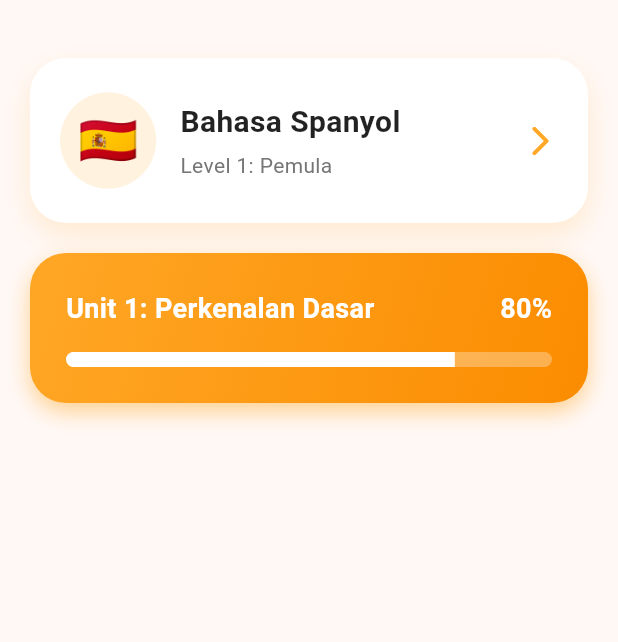
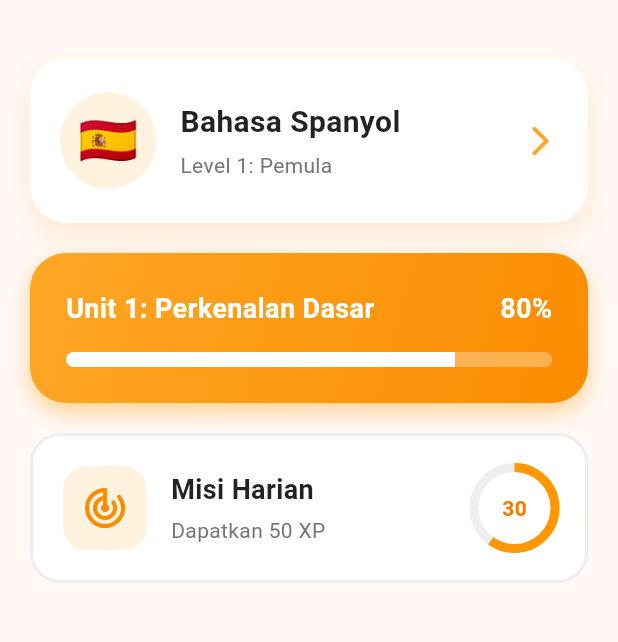
Before and after one commit to Ransley77/UTS-MobileProgramming, a Flutter app: the screen it shows after launch, on a phone screen of 412 x 824 dp, the part 65-707 px from its top. Run offline on Flutter 3.47's test engine with Material 3 defaults, Android fonts, the phone set to English and light mode, and no system bars.

Commit message:
membuat widget target harian dan update data user

```diff
--- a/lib/models/user_data.dart
+++ b/lib/models/user_data.dart
@@ -4,6 +4,8 @@ class UserData {
   final String currentLanguage;
   final String currentUnit;
   final double progress;
+  final int currentDailyXP;
+  final int dailyGoalXP;
 
   UserData({
     required this.streak,
@@ -11,6 +13,8 @@ class UserData {
     required this.currentLanguage,
     required this.currentUnit,
     required this.progress,
+    required this.currentDailyXP,
+    required this.dailyGoalXP,
   });
 }
 
@@ -20,4 +24,6 @@ final dummyUser = UserData(
   currentLanguage: 'Bahasa Spanyol',
   currentUnit: 'Unit 1: Perkenalan Dasar',
   progress: 0.8,
+  currentDailyXP: 30,
+  dailyGoalXP: 50,
 );
--- a/lib/screens/home_screen.dart
+++ b/lib/screens/home_screen.dart
@@ -3,6 +3,7 @@ import '../widgets/streak_card.dart';
 import '../widgets/xp_card.dart';
 import '../widgets/course_card.dart';
 import '../widgets/progress_card.dart';
+import '../widgets/daily_goal_card.dart';
 
 class HomeScreen extends StatelessWidget {
   const HomeScreen({super.key});
@@ -33,6 +34,8 @@ class HomeScreen extends StatelessWidget {
             SizedBox(height: 16),
             CourseCard(),
             ProgressCard(),
+            DailyGoalCard(),
+            SizedBox(height: 24),
           ],
         ),
       ),
--- /dev/null
+++ b/lib/widgets/daily_goal_card.dart
@@ -0,0 +1,92 @@
+import 'package:flutter/material.dart';
+import '../models/user_data.dart';
+
+class DailyGoalCard extends StatelessWidget {
+  const DailyGoalCard({super.key});
+
+  @override
+  Widget build(BuildContext context) {
+    final double goalProgress = dummyUser.currentDailyXP / dummyUser.dailyGoalXP;
+
+    return Container(
+      margin: const EdgeInsets.symmetric(horizontal: 20, vertical: 10),
+      decoration: BoxDecoration(
+        color: Colors.white,
+        borderRadius: BorderRadius.circular(20),
+        border: Border.all(color: Colors.grey.shade200, width: 2),
+      ),
+      child: Material(
+        color: Colors.transparent,
+        child: InkWell(
+          borderRadius: BorderRadius.circular(20),
+          onTap: () {
+            ScaffoldMessenger.of(context).showSnackBar(
+              const SnackBar(content: Text('Melihat detail misi harian...')),
+            );
+          },
+          child: Padding(
+            padding: const EdgeInsets.all(20),
+            child: Row(
+              children: [
+                Container(
+                  padding: const EdgeInsets.all(12),
+                  decoration: BoxDecoration(
+                    color: Colors.orange.shade50,
+                    borderRadius: BorderRadius.circular(16),
+                  ),
+                  child: Icon(Icons.track_changes_rounded, color: Colors.orange.shade600, size: 32),
+                ),
+                const SizedBox(width: 16),
+                Expanded(
+                  child: Column(
+                    crossAxisAlignment: CrossAxisAlignment.start,
+                    children: [
+                      const Text(
+                        'Misi Harian',
+                        style: TextStyle(
+                          fontWeight: FontWeight.bold,
+                          fontSize: 18,
+                          color: Colors.black87,
+                        ),
+                      ),
+                      const SizedBox(height: 4),
+                      Text(
+                        'Dapatkan ${dummyUser.dailyGoalXP} XP',
+                        style: TextStyle(color: Colors.grey.shade600, fontSize: 14),
+                      ),
+                    ],
+                  ),
+                ),
+                SizedBox(
+                  width: 54,
+                  height: 54,
+                  child: Stack(
+                    fit: StackFit.expand,
+                    children: [
+                      CircularProgressIndicator(
+                        value: goalProgress,
+                        strokeWidth: 6,
+                        backgroundColor: Colors.grey.shade200,
+                        valueColor: AlwaysStoppedAnimation<Color>(Colors.orange.shade500),
+                      ),
+                      Center(
+                        child: Text(
+                          '${dummyUser.currentDailyXP}',
+                          style: TextStyle(
+                            fontWeight: FontWeight.bold,
+                            color: Colors.orange.shade700,
+                            fontSize: 14,
+                          ),
+                        ),
+                      ),
+                    ],
+                  ),
+                ),
+              ],
+            ),
+          ),
+        ),
+      ),
+    );
+  }
+}
```
